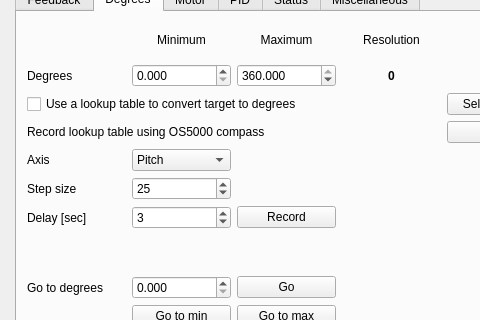
This is jrk/usbjrkdialog.ui in poes-weather/Sensor-Benchmark as Qt 5 draws it before an edit; both pictures show x 0 to 480 and y 209 to 529 of the 1247 by 701 pixel window. The edited form follows.
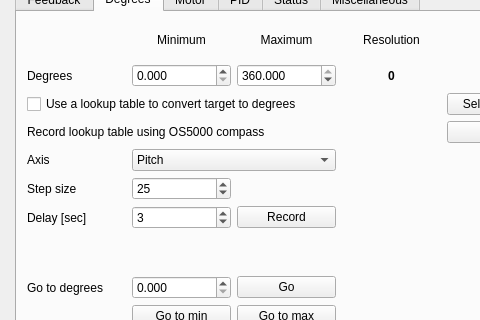
This is the edited form. The open tabs and pages were chosen to show the change.

Patch:
```diff
--- a/jrk/usbjrkdialog.ui
+++ b/jrk/usbjrkdialog.ui
@@ -721,7 +721,7 @@
            </property>
           </widget>
          </item>
-         <item row="4" column="1">
+         <item row="4" column="1" colspan="2">
           <widget class="QComboBox" name="osAxisCb">
            <item>
             <property name="text">
```
Left out of the diff: 7 changed lines with no effect on the pictures.
